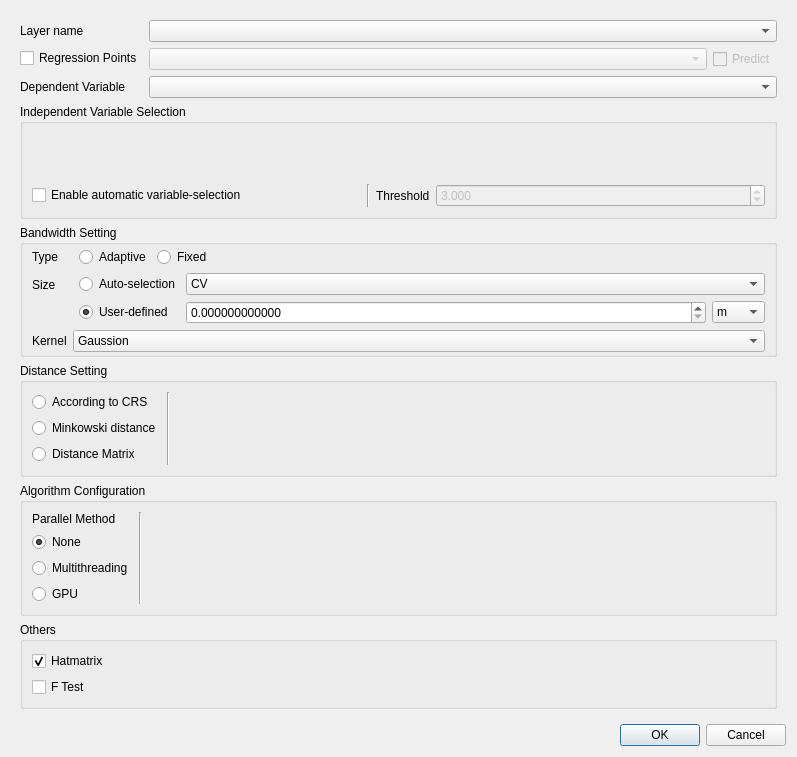
The window that gwmgwroptionsdialog.ui (GWmodel-Lab/GWmodelS) describes before a commit, drawn with Qt 5.
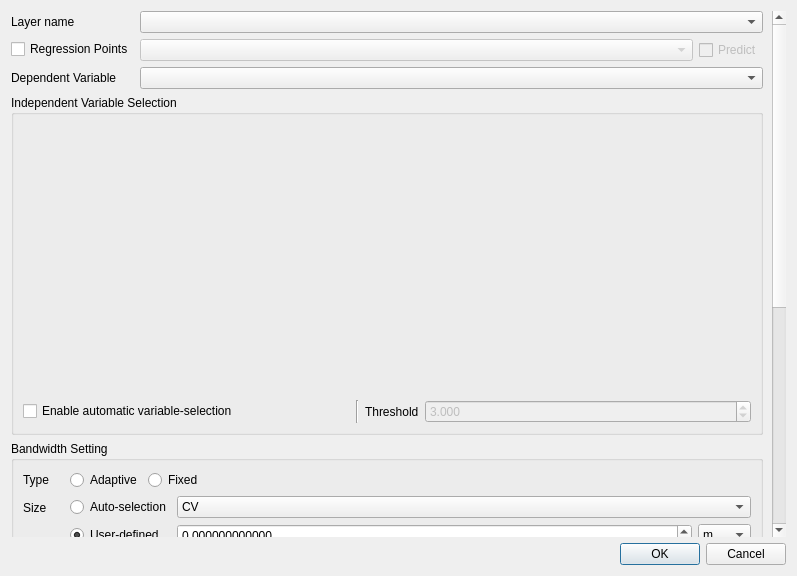
The same window after the commit. Custom widgets are drawn as their Qt base class.

Commit message: 修改：调整变量选择框大小

Diff of the .ui file:
```diff
--- a/gwmgwroptionsdialog.ui
+++ b/gwmgwroptionsdialog.ui
@@ -7,7 +7,7 @@
     <x>0</x>
     <y>0</y>
     <width>797</width>
-    <height>757</height>
+    <height>576</height>
    </rect>
   </property>
   <property name="windowTitle">
@@ -30,11 +30,20 @@
        <rect>
         <x>0</x>
         <y>0</y>
-        <width>775</width>
-        <height>698</height>
+        <width>758</width>
+        <height>989</height>
        </rect>
       </property>
       <layout class="QVBoxLayout" name="verticalLayout_6">
+       <property name="leftMargin">
+        <number>0</number>
+       </property>
+       <property name="topMargin">
+        <number>0</number>
+       </property>
+       <property name="bottomMargin">
+        <number>0</number>
+       </property>
        <item>
         <layout class="QFormLayout" name="formLayout_6">
          <item row="0" column="0">
@@ -101,12 +110,25 @@
        </item>
        <item>
         <widget class="QGroupBox" name="groupBox">
+         <property name="minimumSize">
+          <size>
+           <width>0</width>
+           <height>340</height>
+          </size>
+         </property>
          <property name="title">
           <string>Independent Variable Selection</string>
          </property>
          <layout class="QVBoxLayout" name="verticalLayout_4" stretch="1,0">
           <item>
-           <widget class="GwmIndepVarSelectorWidget" name="mIndepVarSelector" native="true"/>
+           <widget class="GwmIndepVarSelectorWidget" name="mIndepVarSelector" native="true">
+            <property name="minimumSize">
+             <size>
+              <width>0</width>
+              <height>0</height>
+             </size>
+            </property>
+           </widget>
           </item>
           <item>
            <layout class="QHBoxLayout" name="horizontalLayout_7">
@@ -119,6 +141,12 @@
             </item>
             <item>
              <widget class="Line" name="line_3">
+              <property name="sizePolicy">
+               <sizepolicy hsizetype="Fixed" vsizetype="Preferred">
+                <horstretch>0</horstretch>
+                <verstretch>0</verstretch>
+               </sizepolicy>
+              </property>
               <property name="orientation">
                <enum>Qt::Vertical</enum>
               </property>
@@ -173,12 +201,6 @@
           <property name="verticalSpacing">
            <number>6</number>
           </property>
-          <property name="topMargin">
-           <number>2</number>
-          </property>
-          <property name="bottomMargin">
-           <number>2</number>
-          </property>
           <item row="0" column="0">
            <widget class="QLabel" name="label_2">
             <property name="text">
```
